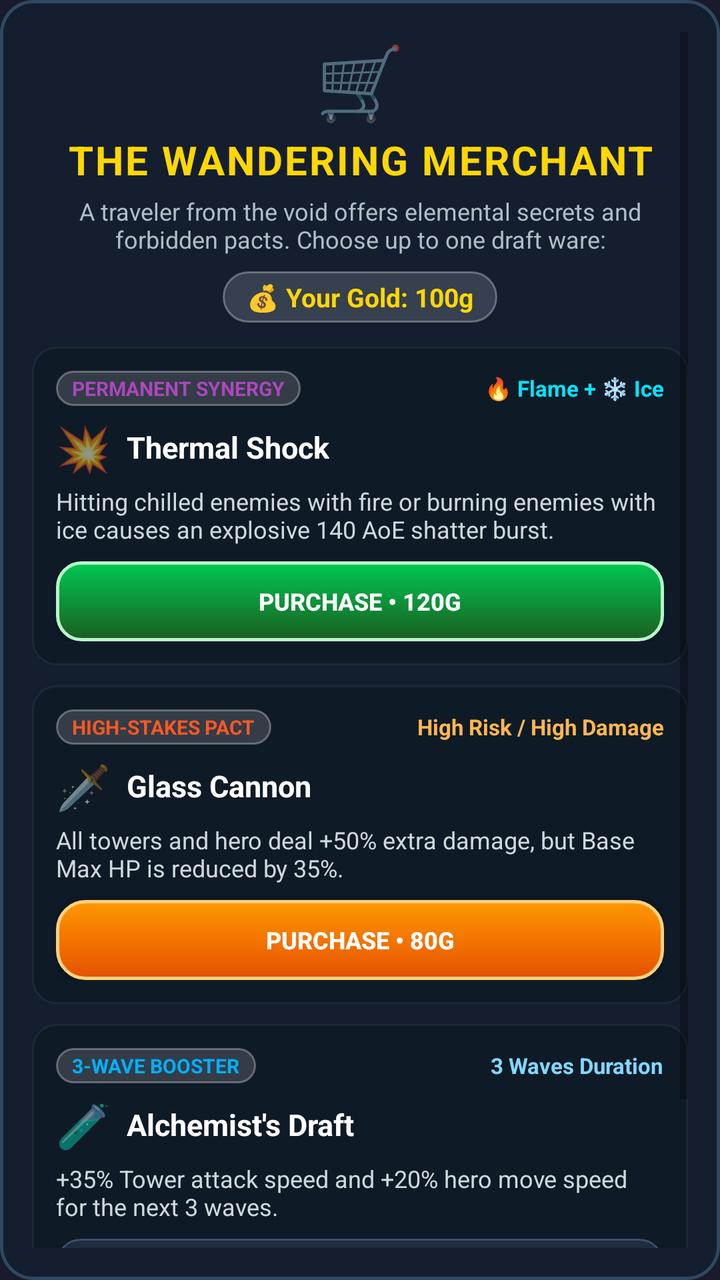
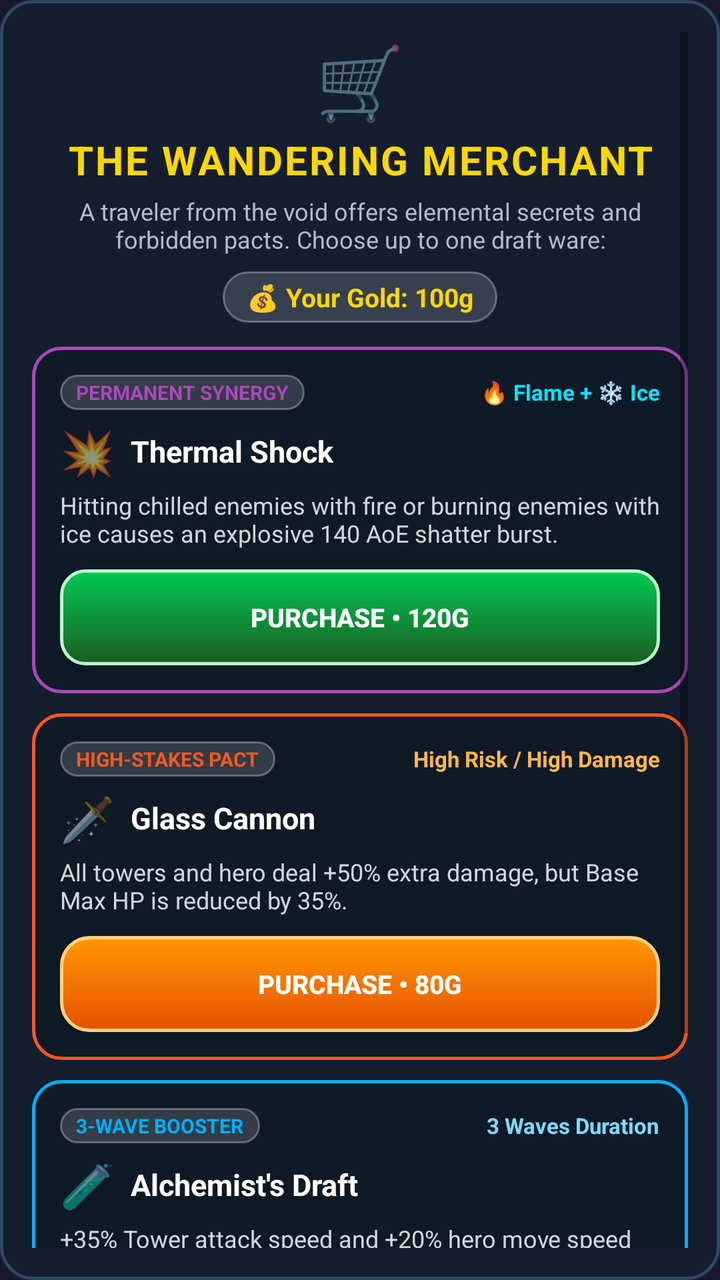

Screens rendered from an Android XML layout before and after an edit, with the pre-edit source and the edit as a unified diff.
<!-- AndroidManifest.xml: application theme Theme.MyApp -->
<!-- res/layout/dialog_merchant_shop.xml -->
<?xml version="1.0" encoding="utf-8"?>
<ScrollView xmlns:android="http://schemas.android.com/apk/res/android"
    android:layout_width="match_parent"
    android:layout_height="wrap_content"
    android:background="@drawable/bg_card_glass"
    android:padding="16dp">

    <LinearLayout
        android:layout_width="match_parent"
        android:layout_height="wrap_content"
        android:orientation="vertical"
        android:gravity="center_horizontal">

        <TextView
            android:layout_width="wrap_content"
            android:layout_height="wrap_content"
            android:text="🛒"
            android:textSize="36sp" />

        <TextView
            android:id="@+id/merchant_dialog_title"
            android:layout_width="wrap_content"
            android:layout_height="wrap_content"
            android:text="THE WANDERING MERCHANT"
            android:textColor="@color/gold"
            android:textSize="20sp"
            android:textStyle="bold"
            android:letterSpacing="0.05"
            android:layout_marginTop="2dp"
            android:gravity="center" />

        <TextView
            android:id="@+id/merchant_dialog_subtitle"
            android:layout_width="wrap_content"
            android:layout_height="wrap_content"
            android:text="A traveler from the void offers elemental secrets and forbidden pacts. Choose up to one draft ware:"
            android:textColor="#B0BEC5"
            android:textSize="12sp"
            android:layout_marginTop="4dp"
            android:gravity="center" />

        <TextView
            android:id="@+id/merchant_gold_display"
            android:layout_width="wrap_content"
            android:layout_height="wrap_content"
            android:background="@drawable/bg_pill_lang"
            android:paddingHorizontal="12dp"
            android:paddingVertical="4dp"
            android:text="💰 Your Gold: 100g"
            android:textColor="@color/gold"
            android:textSize="13sp"
            android:textStyle="bold"
            android:layout_marginTop="8dp" />

        
        <LinearLayout
            android:id="@+id/card_merchant_1"
            android:layout_width="match_parent"
            android:layout_height="wrap_content"
            android:orientation="vertical"
            android:background="@drawable/bg_hud_chip"
            android:padding="12dp"
            android:layout_marginTop="12dp">

            <LinearLayout
                android:layout_width="match_parent"
                android:layout_height="wrap_content"
                android:orientation="horizontal"
                android:gravity="center_vertical">

                <TextView
                    android:id="@+id/item_tier_badge_1"
                    android:layout_width="wrap_content"
                    android:layout_height="wrap_content"
                    android:background="@drawable/bg_pill_lang"
                    android:paddingHorizontal="8dp"
                    android:paddingVertical="2dp"
                    android:text="PERMANENT SYNERGY"
                    android:textColor="#AB47BC"
                    android:textSize="10sp"
                    android:textStyle="bold" />

                <View
                    android:layout_width="0dp"
                    android:layout_height="0dp"
                    android:layout_weight="1" />

                <TextView
                    android:id="@+id/item_formula_1"
                    android:layout_width="wrap_content"
                    android:layout_height="wrap_content"
                    android:text="🔥 Flame + ❄️ Ice"
                    android:textColor="#00E5FF"
                    android:textSize="11sp"
                    android:textStyle="bold" />
            </LinearLayout>

            <LinearLayout
                android:layout_width="match_parent"
                android:layout_height="wrap_content"
                android:orientation="horizontal"
                android:gravity="center_vertical"
                android:layout_marginTop="6dp">

                <TextView
                    android:id="@+id/item_emoji_1"
                    android:layout_width="wrap_content"
                    android:layout_height="wrap_content"
                    android:text="💥"
                    android:textSize="22sp" />

                <TextView
                    android:id="@+id/item_title_1"
                    android:layout_width="wrap_content"
                    android:layout_height="wrap_content"
                    android:text="Thermal Shock"
                    android:textColor="@color/white"
                    android:textSize="15sp"
                    android:textStyle="bold"
                    android:layout_marginStart="8dp" />
            </LinearLayout>

            <TextView
                android:id="@+id/item_desc_1"
                android:layout_width="match_parent"
                android:layout_height="wrap_content"
                android:text="Hitting chilled enemies with fire or burning enemies with ice causes an explosive 140 AoE shatter burst."
                android:textColor="#CFD8DC"
                android:textSize="12sp"
                android:layout_marginTop="4dp" />

            <Button
                android:id="@+id/btn_buy_1"
                android:layout_width="match_parent"
                android:layout_height="40dp"
                android:background="@drawable/bg_btn_green"
                android:text="PURCHASE • 120g"
                android:textColor="@color/white"
                android:textSize="12sp"
                android:textStyle="bold"
                android:layout_marginTop="8dp" />
        </LinearLayout>

        
        <LinearLayout
            android:id="@+id/card_merchant_2"
            android:layout_width="match_parent"
            android:layout_height="wrap_content"
            android:orientation="vertical"
            android:background="@drawable/bg_hud_chip"
            android:padding="12dp"
            android:layout_marginTop="10dp">

            <LinearLayout
                android:layout_width="match_parent"
                android:layout_height="wrap_content"
                android:orientation="horizontal"
                android:gravity="center_vertical">

                <TextView
                    android:id="@+id/item_tier_badge_2"
                    android:layout_width="wrap_content"
                    android:layout_height="wrap_content"
                    android:background="@drawable/bg_pill_lang"
                    android:paddingHorizontal="8dp"
                    android:paddingVertical="2dp"
                    android:text="HIGH-STAKES PACT"
                    android:textColor="#FF5722"
                    android:textSize="10sp"
                    android:textStyle="bold" />

                <View
                    android:layout_width="0dp"
                    android:layout_height="0dp"
                    android:layout_weight="1" />

                <TextView
                    android:id="@+id/item_formula_2"
                    android:layout_width="wrap_content"
                    android:layout_height="wrap_content"
                    android:text="High Risk / High Damage"
                    android:textColor="#FFB74D"
                    android:textSize="11sp"
                    android:textStyle="bold" />
            </LinearLayout>

            <LinearLayout
                android:layout_width="match_parent"
                android:layout_height="wrap_content"
                android:orientation="horizontal"
                android:gravity="center_vertical"
                android:layout_marginTop="6dp">

                <TextView
                    android:id="@+id/item_emoji_2"
                    android:layout_width="wrap_content"
                    android:layout_height="wrap_content"
                    android:text="🗡️"
                    android:textSize="22sp" />

                <TextView
                    android:id="@+id/item_title_2"
                    android:layout_width="wrap_content"
                    android:layout_height="wrap_content"
                    android:text="Glass Cannon"
                    android:textColor="@color/white"
                    android:textSize="15sp"
                    android:textStyle="bold"
                    android:layout_marginStart="8dp" />
            </LinearLayout>

            <TextView
                android:id="@+id/item_desc_2"
                android:layout_width="match_parent"
                android:layout_height="wrap_content"
                android:text="All towers and hero deal +50% extra damage, but Base Max HP is reduced by 35%."
                android:textColor="#CFD8DC"
                android:textSize="12sp"
                android:layout_marginTop="4dp" />

            <Button
                android:id="@+id/btn_buy_2"
                android:layout_width="match_parent"
                android:layout_height="40dp"
                android:background="@drawable/bg_btn_primary"
                android:text="PURCHASE • 80g"
                android:textColor="@color/white"
                android:textSize="12sp"
                android:textStyle="bold"
                android:layout_marginTop="8dp" />
        </LinearLayout>

        
        <LinearLayout
            android:id="@+id/card_merchant_3"
            android:layout_width="match_parent"
            android:layout_height="wrap_content"
            android:orientation="vertical"
            android:background="@drawable/bg_hud_chip"
            android:padding="12dp"
            android:layout_marginTop="10dp">

            <LinearLayout
                android:layout_width="match_parent"
                android:layout_height="wrap_content"
                android:orientation="horizontal"
                android:gravity="center_vertical">

                <TextView
                    android:id="@+id/item_tier_badge_3"
                    android:layout_width="wrap_content"
                    android:layout_height="wrap_content"
                    android:background="@drawable/bg_pill_lang"
                    android:paddingHorizontal="8dp"
                    android:paddingVertical="2dp"
                    android:text="3-WAVE BOOSTER"
                    android:textColor="#00B0FF"
                    android:textSize="10sp"
                    android:textStyle="bold" />

                <View
                    android:layout_width="0dp"
                    android:layout_height="0dp"
                    android:layout_weight="1" />

                <TextView
                    android:id="@+id/item_formula_3"
                    android:layout_width="wrap_content"
                    android:layout_height="wrap_content"
                    android:text="3 Waves Duration"
                    android:textColor="#80D8FF"
                    android:textSize="11sp"
                    android:textStyle="bold" />
            </LinearLayout>

            <LinearLayout
                android:layout_width="match_parent"
                android:layout_height="wrap_content"
                android:orientation="horizontal"
                android:gravity="center_vertical"
                android:layout_marginTop="6dp">

                <TextView
                    android:id="@+id/item_emoji_3"
                    android:layout_width="wrap_content"
                    android:layout_height="wrap_content"
                    android:text="🧪"
                    android:textSize="22sp" />

                <TextView
                    android:id="@+id/item_title_3"
                    android:layout_width="wrap_content"
                    android:layout_height="wrap_content"
                    android:text="Alchemist's Draft"
                    android:textColor="@color/white"
                    android:textSize="15sp"
                    android:textStyle="bold"
                    android:layout_marginStart="8dp" />
            </LinearLayout>

            <TextView
                android:id="@+id/item_desc_3"
                android:layout_width="match_parent"
                android:layout_height="wrap_content"
                android:text="+35% Tower attack speed and +20% hero move speed for the next 3 waves."
                android:textColor="#CFD8DC"
                android:textSize="12sp"
                android:layout_marginTop="4dp" />

            <Button
                android:id="@+id/btn_buy_3"
                android:layout_width="match_parent"
                android:layout_height="40dp"
                android:background="@drawable/bg_btn_action"
                android:text="PURCHASE • 45g"
                android:textColor="@color/white"
                android:textSize="12sp"
                android:textStyle="bold"
                android:layout_marginTop="8dp" />
        </LinearLayout>

        <Button
            android:id="@+id/btn_merchant_skip"
            android:layout_width="match_parent"
            android:layout_height="44dp"
            android:background="@drawable/bg_btn_action"
            android:text="SAVE GOLD &amp; CONTINUE"
            android:textColor="#B0BEC5"
            android:textSize="13sp"
            android:textStyle="bold"
            android:layout_marginTop="14dp" />

    </LinearLayout>
</ScrollView>
<!-- resources referenced by this layout -->
<resources>
  <color name="gold">#FFFFD700</color>
  <color name="white">#FFFFFFFF</color>
  <!-- drawable bg_btn_action (drawable) -->
  ﻿<?xml version="1.0" encoding="utf-8"?>
  <ripple xmlns:android="http://schemas.android.com/apk/res/android"
      android:color="@color/ripple_light">
      <item>
          <shape android:shape="rectangle">
              <solid android:color="@color/btn_card_bg" />
              <corners android:radius="12dp" />
              <stroke android:width="1dp" android:color="@color/btn_card_border" />
          </shape>
      </item>
  </ripple>
  <!-- drawable bg_btn_primary (drawable) -->
  ﻿<?xml version="1.0" encoding="utf-8"?>
  <ripple xmlns:android="http://schemas.android.com/apk/res/android"
      android:color="@color/ripple_gold">
      <item>
          <shape android:shape="rectangle">
              <gradient
                  android:angle="270"
                  android:startColor="@color/btn_primary"
                  android:endColor="@color/btn_primary_dark" />
              <corners android:radius="14dp" />
              <stroke android:width="1.5dp" android:color="#FFD180" />
          </shape>
      </item>
  </ripple>
  <!-- drawable bg_card_glass (drawable) -->
  ﻿<?xml version="1.0" encoding="utf-8"?>
  <shape xmlns:android="http://schemas.android.com/apk/res/android"
      android:shape="rectangle">
      <solid android:color="@color/surface_glass" />
      <corners android:radius="16dp" />
      <stroke android:width="1.5dp" android:color="@color/surface_glass_border" />
  </shape>
  <!-- drawable bg_hud_chip (drawable) -->
  ﻿<?xml version="1.0" encoding="utf-8"?>
  <shape xmlns:android="http://schemas.android.com/apk/res/android"
      android:shape="rectangle">
      <solid android:color="@color/hud_chip_bg" />
      <corners android:radius="12dp" />
      <stroke android:width="1dp" android:color="@color/hud_chip_border" />
  </shape>
  <!-- drawable bg_pill_lang (drawable) -->
  <?xml version="1.0" encoding="utf-8"?>
  <ripple xmlns:android="http://schemas.android.com/apk/res/android"
      android:color="#33FFFFFF">
      <item>
          <shape android:shape="rectangle">
              <solid android:color="#26FFFFFF" />
              <corners android:radius="18dp" />
              <stroke android:width="1dp" android:color="#4DFFFFFF" />
          </shape>
      </item>
  </ripple>
  <color name="ripple_light">#33FFFFFF</color>
  <color name="btn_card_bg">#202C3F</color>
  <color name="btn_card_border">#3B4E68</color>
  <color name="btn_action_green">#00C853</color>
  <color name="btn_action_green_dark">#1B5E20</color>
  <color name="ripple_gold">#40FFD700</color>
  <color name="btn_primary">#FF9800</color>
  <color name="btn_primary_dark">#E65100</color>
  <color name="surface_glass">#EE141F30</color>
  <color name="surface_glass_border">#2E4A62</color>
  <color name="hud_chip_bg">#D90F1A26</color>
  <color name="hud_chip_border">#33455A64</color>
  <color name="bg_header">#FF16213E</color>
  <color name="bg_dark">#FF1A1A2E</color>
  <!-- unchanged entries left out for length: 2 -->
</resources>

<!-- the commit's change to res/layout/dialog_merchant_shop.xml (unified diff, before → after) -->
@@ -58,8 +58,8 @@
             android:layout_width="match_parent"
             android:layout_height="wrap_content"
             android:orientation="vertical"
-            android:background="@drawable/bg_hud_chip"
-            android:padding="12dp"
+            android:background="@drawable/bg_card_synergy"
+            android:padding="14dp"
             android:layout_marginTop="12dp">
 
             <LinearLayout
@@ -132,13 +132,13 @@
             <Button
                 android:id="@+id/btn_buy_1"
                 android:layout_width="match_parent"
-                android:layout_height="40dp"
+                android:layout_height="48dp"
                 android:background="@drawable/bg_btn_green"
                 android:text="PURCHASE • 120g"
                 android:textColor="@color/white"
-                android:textSize="12sp"
+                android:textSize="13sp"
                 android:textStyle="bold"
-                android:layout_marginTop="8dp" />
+                android:layout_marginTop="10dp" />
         </LinearLayout>
 
         
@@ -147,8 +147,8 @@
             android:layout_width="match_parent"
             android:layout_height="wrap_content"
             android:orientation="vertical"
-            android:background="@drawable/bg_hud_chip"
-            android:padding="12dp"
+            android:background="@drawable/bg_card_pact"
+            android:padding="14dp"
             android:layout_marginTop="10dp">
 
             <LinearLayout
@@ -221,13 +221,13 @@
             <Button
                 android:id="@+id/btn_buy_2"
                 android:layout_width="match_parent"
-                android:layout_height="40dp"
+                android:layout_height="48dp"
                 android:background="@drawable/bg_btn_primary"
                 android:text="PURCHASE • 80g"
                 android:textColor="@color/white"
-                android:textSize="12sp"
+                android:textSize="13sp"
                 android:textStyle="bold"
-                android:layout_marginTop="8dp" />
+                android:layout_marginTop="10dp" />
         </LinearLayout>
 
         
@@ -236,8 +236,8 @@
             android:layout_width="match_parent"
             android:layout_height="wrap_content"
             android:orientation="vertical"
-            android:background="@drawable/bg_hud_chip"
-            android:padding="12dp"
+            android:background="@drawable/bg_card_booster"
+            android:padding="14dp"
             android:layout_marginTop="10dp">
 
             <LinearLayout
@@ -310,25 +310,25 @@
             <Button
                 android:id="@+id/btn_buy_3"
                 android:layout_width="match_parent"
-                android:layout_height="40dp"
+                android:layout_height="48dp"
                 android:background="@drawable/bg_btn_action"
                 android:text="PURCHASE • 45g"
                 android:textColor="@color/white"
-                android:textSize="12sp"
+                android:textSize="13sp"
                 android:textStyle="bold"
-                android:layout_marginTop="8dp" />
+                android:layout_marginTop="10dp" />
         </LinearLayout>
 
         <Button
             android:id="@+id/btn_merchant_skip"
             android:layout_width="match_parent"
-            android:layout_height="44dp"
+            android:layout_height="48dp"
             android:background="@drawable/bg_btn_action"
             android:text="SAVE GOLD &amp; CONTINUE"
             android:textColor="#B0BEC5"
-            android:textSize="13sp"
+            android:textSize="14sp"
             android:textStyle="bold"
-            android:layout_marginTop="14dp" />
+            android:layout_marginTop="16dp" />
 
     </LinearLayout>
 </ScrollView>
<!-- resource entries referenced after the edit -->
@@ -29,6 +29,14 @@
           </shape>
       </item>
   </ripple>
+  <!-- drawable bg_card_booster (drawable) -->
+  <?xml version="1.0" encoding="utf-8"?>
+  <shape xmlns:android="http://schemas.android.com/apk/res/android"
+      android:shape="rectangle">
+      <solid android:color="#D90F1A26" />
+      <corners android:radius="14dp" />
+      <stroke android:width="1.5dp" android:color="#00B0FF" />
+  </shape>
   <!-- drawable bg_card_glass (drawable) -->
   ﻿<?xml version="1.0" encoding="utf-8"?>
   <shape xmlns:android="http://schemas.android.com/apk/res/android"
@@ -37,13 +45,21 @@
       <corners android:radius="16dp" />
       <stroke android:width="1.5dp" android:color="@color/surface_glass_border" />
   </shape>
-  <!-- drawable bg_hud_chip (drawable) -->
-  ﻿<?xml version="1.0" encoding="utf-8"?>
+  <!-- drawable bg_card_pact (drawable) -->
+  <?xml version="1.0" encoding="utf-8"?>
   <shape xmlns:android="http://schemas.android.com/apk/res/android"
       android:shape="rectangle">
-      <solid android:color="@color/hud_chip_bg" />
-      <corners android:radius="12dp" />
-      <stroke android:width="1dp" android:color="@color/hud_chip_border" />
+      <solid android:color="#D90F1A26" />
+      <corners android:radius="14dp" />
+      <stroke android:width="1.5dp" android:color="#FF5722" />
+  </shape>
+  <!-- drawable bg_card_synergy (drawable) -->
+  <?xml version="1.0" encoding="utf-8"?>
+  <shape xmlns:android="http://schemas.android.com/apk/res/android"
+      android:shape="rectangle">
+      <solid android:color="#D90F1A26" />
+      <corners android:radius="14dp" />
+      <stroke android:width="1.5dp" android:color="#AB47BC" />
   </shape>
   <!-- drawable bg_pill_lang (drawable) -->
   <?xml version="1.0" encoding="utf-8"?>
@@ -67,8 +83,6 @@
   <color name="btn_primary_dark">#E65100</color>
   <color name="surface_glass">#EE141F30</color>
   <color name="surface_glass_border">#2E4A62</color>
-  <color name="hud_chip_bg">#D90F1A26</color>
-  <color name="hud_chip_border">#33455A64</color>
   <color name="bg_header">#FF16213E</color>
   <color name="bg_dark">#FF1A1A2E</color>
   <!-- unchanged entries left out for length: 2 -->
